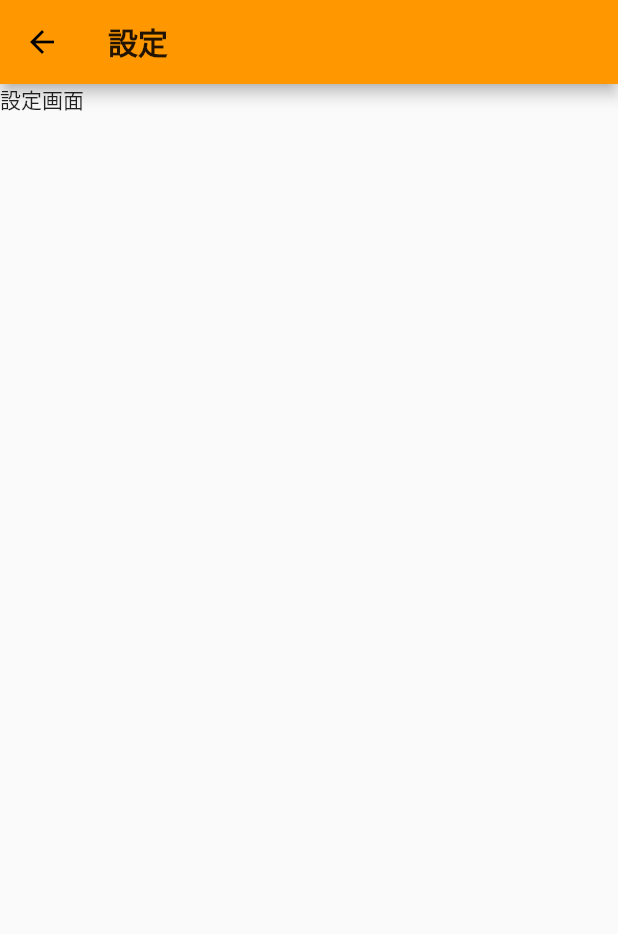
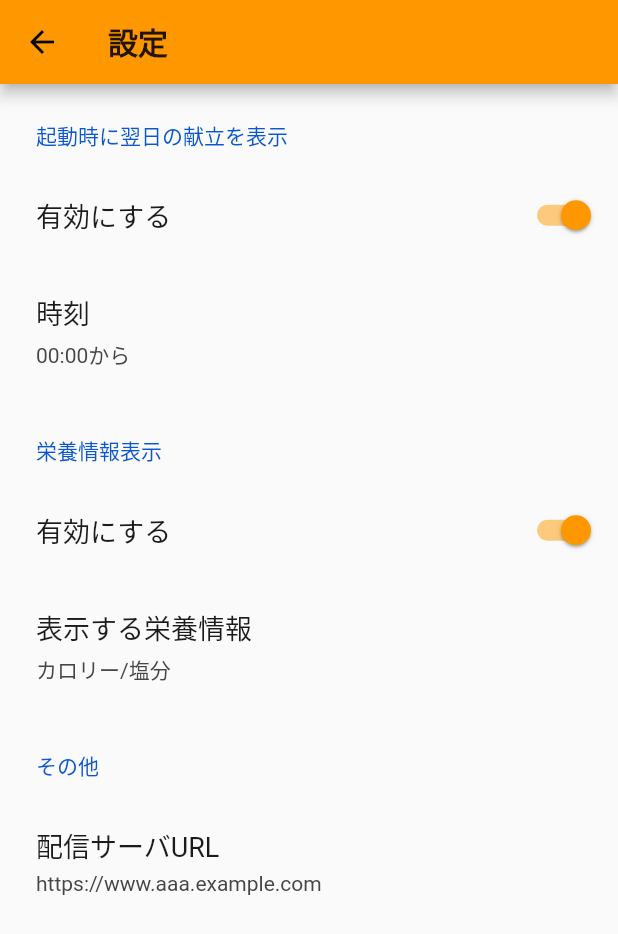
Before and after one commit to Yuta1004/ShirasunaKondateV4, a Flutter app: the SettingsPage screen opened by its route, on a phone screen of 412 x 824 dp. Shown: the top 934 px of the screen. Run offline on Flutter 3.47's test engine with Material 2 defaults, Android fonts, the phone set to English and light mode, and no system bars; our stand-ins replace flutter_spinkit, settings_ui, shared_preferences, sqflite, tuple; missing offline and left inert: grpc, marquee_widget, protobuf; accounts and stored records are empty; statements that could not run were skipped.

Commit message:
[add](app) 設定画面UIを作った

```diff
--- a/app/lib/pages/settings_page/settings_page.dart
+++ b/app/lib/pages/settings_page/settings_page.dart
@@ -1,4 +1,5 @@
 import "package:flutter/material.dart";
+import 'package:settings_ui/settings_ui.dart';
 
 class SettingsPage extends StatefulWidget {
     @override
@@ -15,7 +16,47 @@ class _SettingsPageState extends State<SettingsPage> {
                     style: TextStyle(fontWeight: FontWeight.bold)
                 ),
             ),
-            body: Text("設定画面"),
+            body: Column(
+                children: <Widget>[
+                    SettingsSection(
+                        title: "起動時に翌日の献立を表示",
+                        tiles: <SettingsTile>[
+                            SettingsTile.switchTile(
+                                title: "有効にする",
+                                switchValue: true,
+                                onToggle: (bool value) {},
+                            ),
+                            SettingsTile(
+                                title: "時刻",
+                                subtitle: "00:00から",
+                            ),
+                        ],
+                    ),
+                    SettingsSection(
+                        title: "栄養情報表示",
+                        tiles: <SettingsTile>[
+                            SettingsTile.switchTile(
+                                title: "有効にする",
+                                switchValue: true,
+                                onToggle: (bool value) {},
+                            ),
+                            SettingsTile(
+                                title: "表示する栄養情報",
+                                subtitle: "カロリー/塩分",
+                            ),
+                        ],
+                    ),
+                    SettingsSection(
+                        title: "その他",
+                        tiles: <SettingsTile>[
+                            SettingsTile(
+                                title: "配信サーバURL",
+                                subtitle: "https://www.aaa.example.com",
+                            ),
+                        ],
+                    ),
+                ],
+            ),
         );
     }
 }
```
